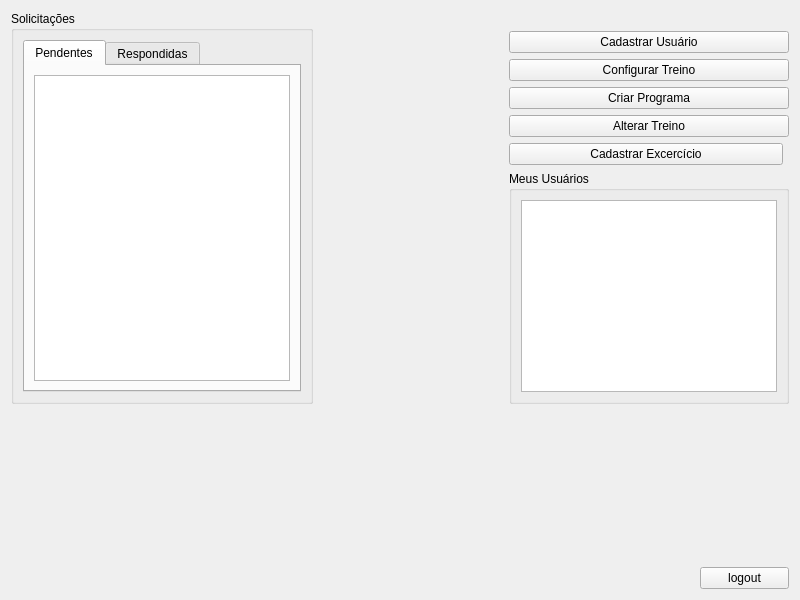
This is PersonalWindow.ui in luizafcamerini/ModelagemSoftware as Qt 5 draws it before an edit. The edited form follows.
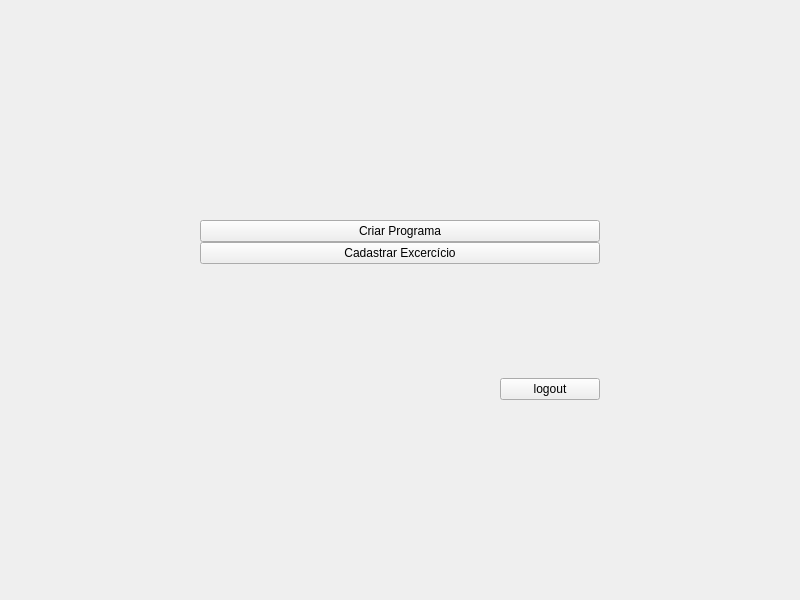
This is the edited form.

Diff of the .ui file:
```diff
--- a/PersonalWindow.ui
+++ b/PersonalWindow.ui
@@ -14,81 +14,31 @@
    <string>MainWindow</string>
   </property>
   <layout class="QGridLayout" name="gridLayout_3">
-   <item row="1" column="4">
-    <spacer name="verticalSpacer">
-     <property name="orientation">
-      <enum>Qt::Vertical</enum>
-     </property>
-     <property name="sizeHint" stdset="0">
-      <size>
-       <width>20</width>
-       <height>40</height>
-      </size>
-     </property>
-    </spacer>
-   </item>
-   <item row="0" column="0">
-    <widget class="QGroupBox" name="groupBox_2">
-     <property name="title">
-      <string>Solicitações</string>
-     </property>
-     <layout class="QGridLayout" name="gridLayout_4">
-      <item row="0" column="0">
-       <widget class="QTabWidget" name="tabWidget">
-        <property name="currentIndex">
-         <number>0</number>
-        </property>
-        <property name="tabBarAutoHide">
-         <bool>false</bool>
-        </property>
-        <widget class="QWidget" name="tab">
-         <attribute name="title">
-          <string>Pendentes</string>
-         </attribute>
-         <layout class="QGridLayout" name="gridLayout_7">
-          <item row="0" column="0">
-           <widget class="QListView" name="pendentes_list"/>
-          </item>
-         </layout>
-        </widget>
-        <widget class="QWidget" name="tab_2">
-         <attribute name="title">
-          <string>Respondidas</string>
-         </attribute>
-         <layout class="QGridLayout" name="gridLayout_2">
-          <item row="0" column="0">
-           <widget class="QListView" name="respondidas_list"/>
-          </item>
-         </layout>
-        </widget>
-       </widget>
-      </item>
-     </layout>
-    </widget>
-   </item>
-   <item row="0" column="1">
-    <spacer name="horizontalSpacer">
-     <property name="orientation">
-      <enum>Qt::Horizontal</enum>
-     </property>
-     <property name="sizeHint" stdset="0">
-      <size>
-       <width>40</width>
-       <height>20</height>
-      </size>
-     </property>
-    </spacer>
-   </item>
-   <item row="0" column="2" colspan="3">
+   <property name="leftMargin">
+    <number>200</number>
+   </property>
+   <property name="topMargin">
+    <number>200</number>
+   </property>
+   <property name="rightMargin">
+    <number>200</number>
+   </property>
+   <property name="bottomMargin">
+    <number>200</number>
+   </property>
+   <property name="horizontalSpacing">
+    <number>200</number>
+   </property>
+   <item row="0" column="0" colspan="2">
     <layout class="QGridLayout" name="gridLayout_8">
-     <item row="2" column="0" colspan="4">
-      <widget class="QPushButton" name="cadastrar_button">
+     <item row="3" column="0" colspan="2">
+      <widget class="QPushButton" name="cad_exercicio_button">
        <property name="text">
-        <string>Cadastrar Usuário</string>
+        <string>Cadastrar Excercício</string>
        </property>
       </widget>
      </item>
-     <item row="1" column="2">
+     <item row="1" column="1">
       <spacer name="horizontalSpacer_2">
        <property name="orientation">
         <enum>Qt::Horizontal</enum>
@@ -101,68 +51,35 @@
        </property>
       </spacer>
      </item>
-     <item row="3" column="0" colspan="4">
-      <widget class="QPushButton" name="configurar_treino_button">
-       <property name="text">
-        <string>Configurar Treino</string>
-       </property>
-      </widget>
-     </item>
-     <item row="7" column="0" colspan="4">
-      <widget class="QGroupBox" name="groupBox">
-       <property name="title">
-        <string>Meus Usuários</string>
-       </property>
-       <layout class="QHBoxLayout" name="horizontalLayout">
-        <item>
-         <widget class="QListView" name="listView"/>
-        </item>
-       </layout>
-      </widget>
-     </item>
-     <item row="5" column="0" colspan="4">
-      <widget class="QPushButton" name="alterar_treino_button">
-       <property name="text">
-        <string>Alterar Treino</string>
-       </property>
-      </widget>
-     </item>
-     <item row="4" column="0" colspan="4">
+     <item row="2" column="0" colspan="3">
       <widget class="QPushButton" name="programa_button">
        <property name="text">
         <string>Criar Programa</string>
        </property>
       </widget>
      </item>
-     <item row="6" column="0" colspan="3">
-      <widget class="QPushButton" name="cad_exercicio_button">
-       <property name="text">
-        <string>Cadastrar Excercício</string>
-       </property>
-      </widget>
-     </item>
     </layout>
    </item>
-   <item row="3" column="0" colspan="4">
-    <spacer name="horizontalSpacer_3">
-     <property name="orientation">
-      <enum>Qt::Horizontal</enum>
-     </property>
-     <property name="sizeHint" stdset="0">
-      <size>
-       <width>40</width>
-       <height>20</height>
-      </size>
-     </property>
-    </spacer>
-   </item>
-   <item row="3" column="4">
+   <item row="3" column="1">
     <widget class="QPushButton" name="logout_button">
      <property name="text">
       <string>logout</string>
      </property>
     </widget>
    </item>
+   <item row="1" column="1">
+    <spacer name="verticalSpacer">
+     <property name="orientation">
+      <enum>Qt::Vertical</enum>
+     </property>
+     <property name="sizeHint" stdset="0">
+      <size>
+       <width>20</width>
+       <height>40</height>
+      </size>
+     </property>
+    </spacer>
+   </item>
   </layout>
  </widget>
  <resources/>
```
